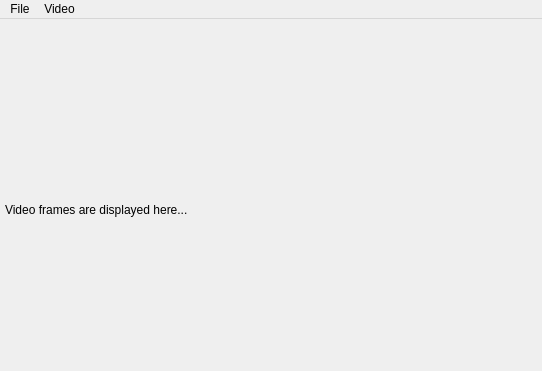
Qt form mainwindow.ui (LucaGallinari/ScenesManager) before a commit; both pictures show x 0 to 542 and y 0 to 371 of the 892 by 620 pixel window.
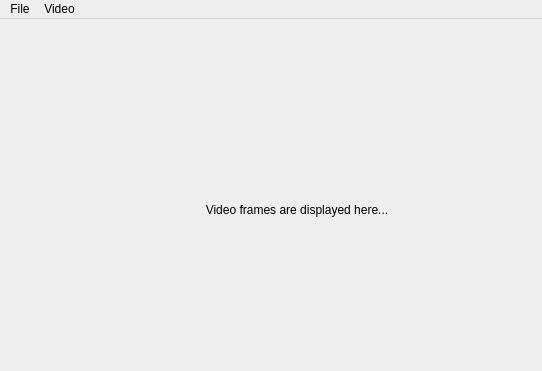
The same form after that commit. Icons and pictures are not drawn.

Commit message: Slider properly update on actions

Patch:
```diff
--- a/mainwindow.ui
+++ b/mainwindow.ui
@@ -55,6 +55,9 @@
           <property name="text">
            <string>Video frames are displayed here...</string>
           </property>
+          <property name="alignment">
+           <set>Qt::AlignCenter</set>
+          </property>
          </widget>
         </item>
         <item>
```
Left out of the diff: 5 changed lines with no effect on the pictures. The commit also changes 3 other files.
